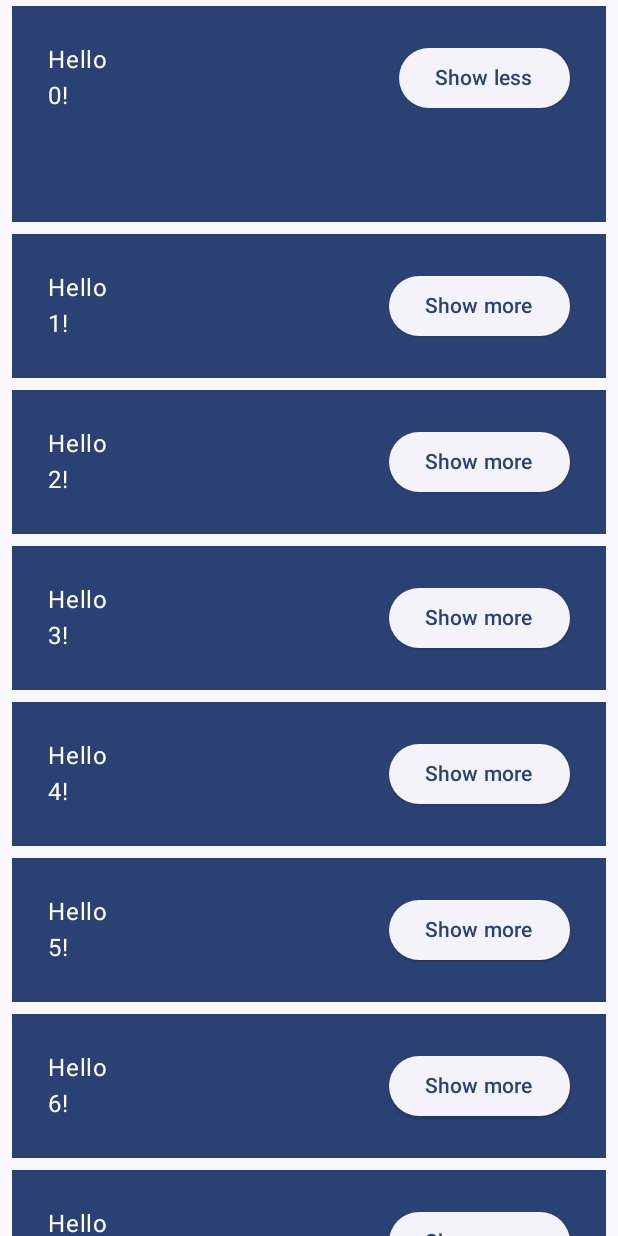
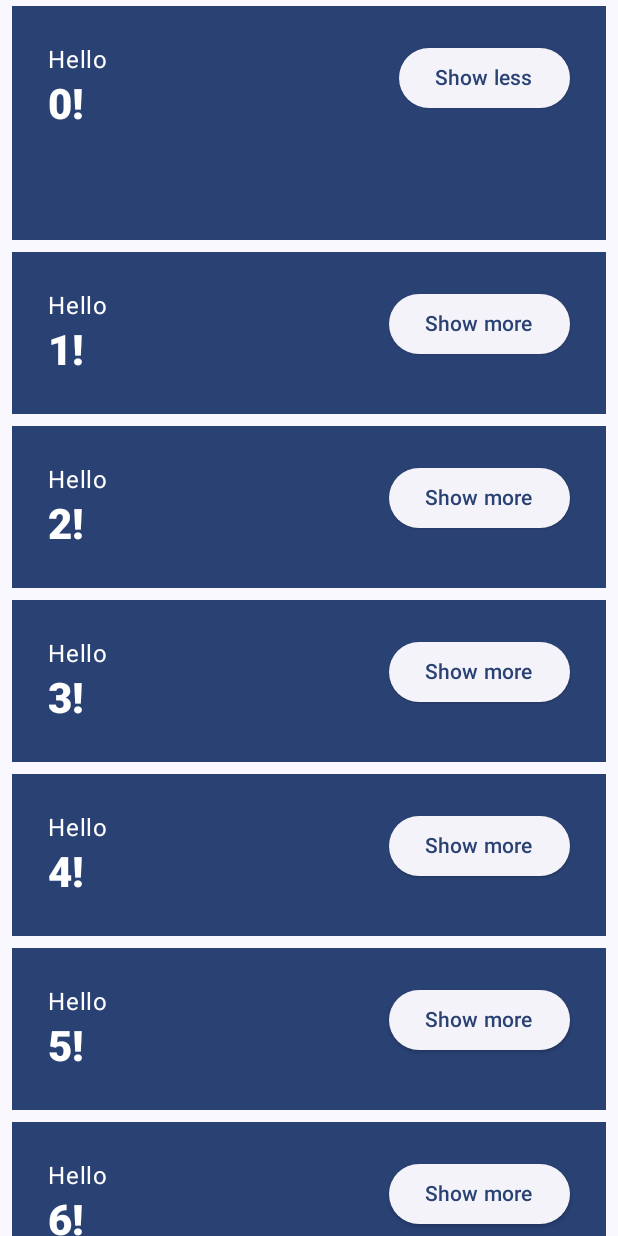
Before and after one commit to profe-givox/TI2A-PROGR-MOVILI-AD2024, an Android app built with Jetpack Compose: the screen it shows after launch (MainActivity), after a tap on "Show more", on a phone screen of 412 x 824 dp. Run offline under Robolectric (Android 15) with nearby library versions, the phone set to English and light mode, and no system bars; 1 other tap on this screen came first.

```diff
--- a/MiHolaMundo/app/src/main/java/net/ivanvega/miholamundo/MainActivity.kt
+++ b/MiHolaMundo/app/src/main/java/net/ivanvega/miholamundo/MainActivity.kt
@@ -5,6 +5,9 @@ import android.os.Bundle
 import androidx.activity.ComponentActivity
 import androidx.activity.compose.setContent
 import androidx.activity.enableEdgeToEdge
+import androidx.compose.animation.core.Spring
+import androidx.compose.animation.core.animateDpAsState
+import androidx.compose.animation.core.spring
 import androidx.compose.foundation.layout.Arrangement
 import androidx.compose.foundation.layout.Column
 import androidx.compose.foundation.layout.Row
@@ -21,13 +24,17 @@ import androidx.compose.material3.Surface
 import androidx.compose.material3.Text
 import androidx.compose.runtime.Composable
 import androidx.compose.runtime.MutableState
+import androidx.compose.runtime.getValue
 import androidx.compose.runtime.mutableStateOf
 import androidx.compose.runtime.remember
 import androidx.compose.runtime.saveable.rememberSaveable
+import androidx.compose.runtime.setValue
 import androidx.compose.ui.Alignment
 import androidx.compose.ui.Modifier
 import androidx.compose.ui.focus.focusModifier
+import androidx.compose.ui.text.font.FontWeight
 import androidx.compose.ui.tooling.preview.Preview
+import androidx.compose.ui.unit.coerceAtLeast
 import androidx.compose.ui.unit.dp
 import net.ivanvega.miholamundo.ui.theme.MiHolaMundoTheme
 
@@ -83,11 +90,21 @@ fun Greetings(modifier: Modifier,
 @Composable
 fun Greeting(name: String, modifier: Modifier = Modifier) {
     //var expanded = false
-    val expanded = remember {
+    /*val expanded = remember {
+        mutableStateOf(false)
+    }*/
+    var expanded by rememberSaveable {
         mutableStateOf(false)
     }
-    val extraPadding = if (expanded.value) 48.dp else 0.dp
-
+    val extraPadding by animateDpAsState(
+                            if (expanded) 48.dp else 0.dp,
+                            animationSpec = spring(
+                                dampingRatio = Spring.DampingRatioMediumBouncy,
+                                stiffness = Spring.StiffnessLow
+                            )
+                            //tween
+                            //repeatable
+                        )
     Surface (color = MaterialTheme.colorScheme.primary
         , modifier = modifier.padding(vertical = 4.dp, horizontal = 8.dp)
     ) {
@@ -97,21 +114,24 @@ fun Greeting(name: String, modifier: Modifier = Modifier) {
                 modifier =
                 Modifier
                     .weight(1f)
-                    .padding(bottom = extraPadding)
+                    .padding(bottom = extraPadding.coerceAtLeast(0.dp))
 
             ) {
                 Text(text = "Hello ",
                     )
                 Text(text = "$name!",
+                        style = MaterialTheme.typography.headlineMedium.copy(
+                            fontWeight = FontWeight.ExtraBold
+                        )
                     )
             }
             ElevatedButton(
                 onClick = {
-                    expanded.value = !expanded.value
+                    expanded = !expanded
                 }
             )
             {
-                Text(text = if (expanded.value) "Show less" else "Show more"  )
+                Text(text = if (expanded) "Show less" else "Show more"  )
             }
         }
 
```
